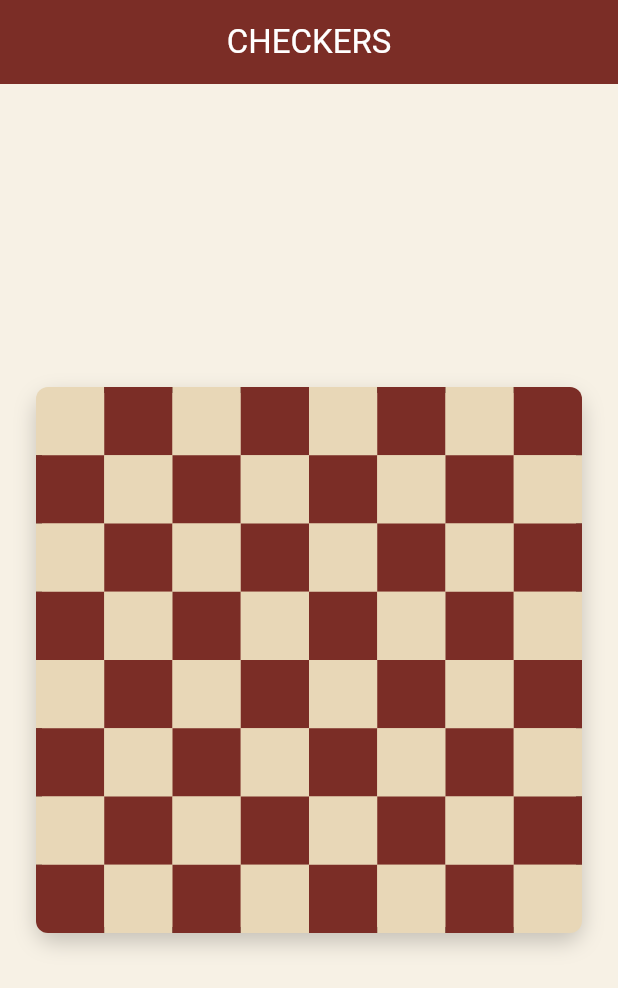
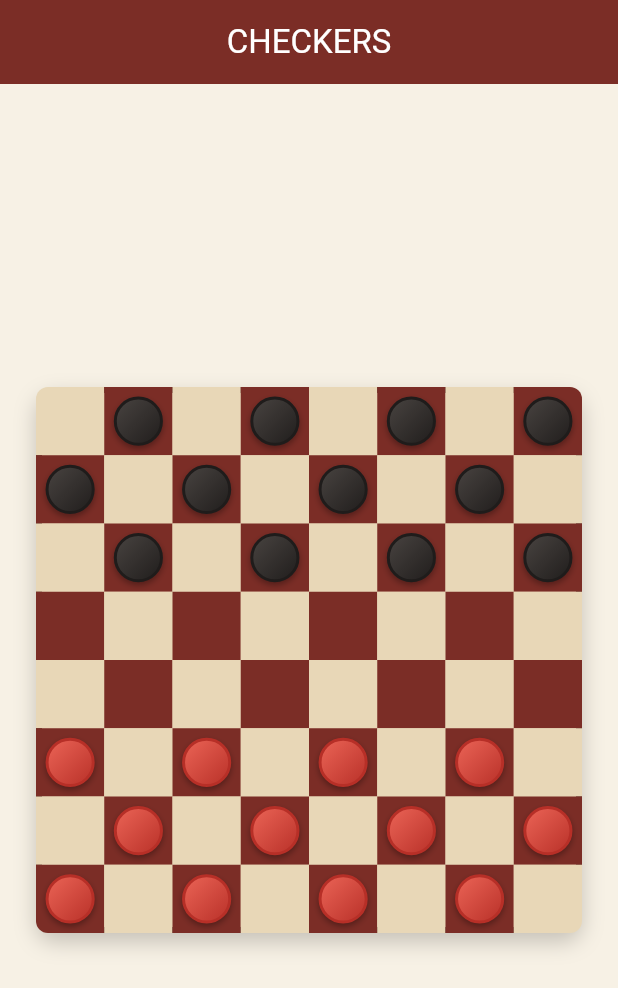
Before and after one commit to Jand245/App2_Checkers, a Flutter app: the screen it shows after launch, on a phone screen of 412 x 824 dp. Shown: the top 988 px of the screen. Run offline on Flutter 3.47's test engine with Material 3 defaults, Android fonts, the phone set to English and light mode, and no system bars.

Commit message:
create pieces

```diff
--- a/lib/main.dart
+++ b/lib/main.dart
@@ -99,12 +99,68 @@ class CheckersBoard extends StatelessWidget {
         final row = index ~/ 8;
         final column = index % 8;
         final isDarkSquare = (row + column).isOdd;
+        final pieceColor = _pieceColorAt(row, column);
 
         return ColoredBox(
           key: Key('board-square-$index'),
           color: isDarkSquare ? _darkSquareColor : _lightSquareColor,
+          child: pieceColor == null
+              ? null
+              : Center(child: CheckersPiece(color: pieceColor)),
         );
       },
     );
   }
+
+  CheckersPieceColor? _pieceColorAt(int row, int column) {
+    if ((row + column).isEven) {
+      return null;
+    }
+    if (row < 3) {
+      return CheckersPieceColor.dark;
+    }
+    if (row > 4) {
+      return CheckersPieceColor.red;
+    }
+    return null;
+  }
 }
+
+enum CheckersPieceColor { dark, red }
+
+class CheckersPiece extends StatelessWidget {
+  const CheckersPiece({required this.color, super.key});
+
+  final CheckersPieceColor color;
+
+  @override
+  Widget build(BuildContext context) {
+    final colors = switch (color) {
+      CheckersPieceColor.dark => const [Color(0xFF4A4542), Color(0xFF1F1C1B)],
+      CheckersPieceColor.red => const [Color(0xFFED6658), Color(0xFFB72F27)],
+    };
+
+    return FractionallySizedBox(
+      widthFactor: 0.72,
+      heightFactor: 0.72,
+      child: DecoratedBox(
+        decoration: BoxDecoration(
+          shape: BoxShape.circle,
+          gradient: LinearGradient(
+            begin: Alignment.topLeft,
+            end: Alignment.bottomRight,
+            colors: colors,
+          ),
+          border: Border.all(color: colors.last, width: 2),
+          boxShadow: const [
+            BoxShadow(
+              color: Color(0x55000000),
+              blurRadius: 3,
+              offset: Offset(0, 2),
+            ),
+          ],
+        ),
+      ),
+    );
+  }
+}
```
Also changed, not shown: 1 other file.
